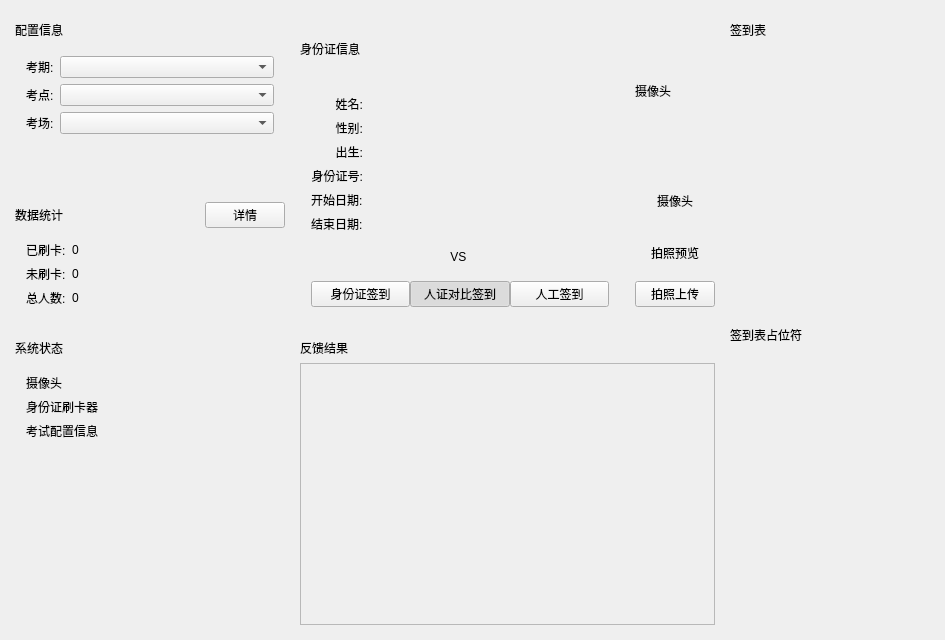
Qt form AiSign/gui/AiSignWidget.ui (xtuer/Qt) before a commit.
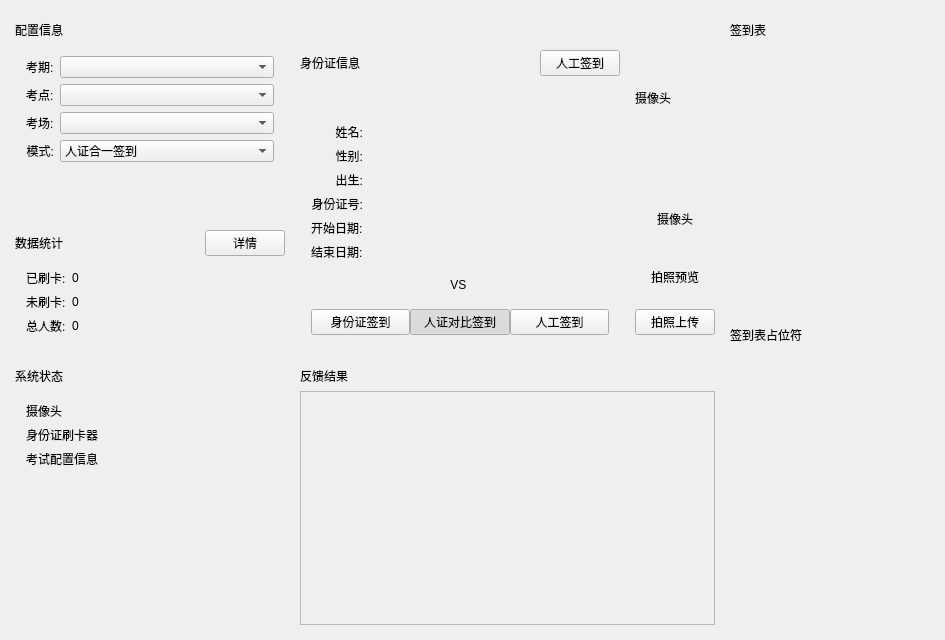
The same form after that commit.

The edit to the form file:
```diff
--- a/AiSign/gui/AiSignWidget.ui
+++ b/AiSign/gui/AiSignWidget.ui
@@ -158,7 +158,7 @@
                  <x>0</x>
                  <y>0</y>
                  <width>408</width>
-                 <height>286</height>
+                 <height>260</height>
                 </rect>
                </property>
                <layout class="QGridLayout" name="gridLayout_20">
@@ -437,8 +437,21 @@
             <string>ContainerContentWidget</string>
            </property>
            <layout class="QGridLayout" name="gridLayout_13">
-            <item row="1" column="1">
-             <widget class="QComboBox" name="siteComboBox"/>
+            <item row="2" column="1">
+             <widget class="QComboBox" name="roomComboBox"/>
+            </item>
+            <item row="4" column="1">
+             <spacer name="verticalSpacer">
+              <property name="orientation">
+               <enum>Qt::Vertical</enum>
+              </property>
+              <property name="sizeHint" stdset="0">
+               <size>
+                <width>20</width>
+                <height>40</height>
+               </size>
+              </property>
+             </spacer>
             </item>
             <item row="0" column="0">
              <widget class="QLabel" name="label_13">
@@ -456,22 +469,6 @@
               </property>
              </widget>
             </item>
-            <item row="2" column="1">
-             <widget class="QComboBox" name="roomComboBox"/>
-            </item>
-            <item row="2" column="0">
-             <widget class="QLabel" name="label_15">
-              <property name="text">
-               <string>考场:</string>
-              </property>
-              <property name="class" stdset="0">
-               <string>Info</string>
-              </property>
-             </widget>
-            </item>
-            <item row="0" column="1">
-             <widget class="QComboBox" name="periodComboBox"/>
-            </item>
             <item row="1" column="0">
              <widget class="QLabel" name="label_14">
               <property name="text">
@@ -482,18 +479,48 @@
               </property>
              </widget>
             </item>
+            <item row="0" column="1">
+             <widget class="QComboBox" name="periodComboBox"/>
+            </item>
+            <item row="2" column="0">
+             <widget class="QLabel" name="label_15">
+              <property name="text">
+               <string>考场:</string>
+              </property>
+              <property name="class" stdset="0">
+               <string>Info</string>
+              </property>
+             </widget>
+            </item>
+            <item row="1" column="1">
+             <widget class="QComboBox" name="siteComboBox"/>
+            </item>
+            <item row="3" column="0">
+             <widget class="QLabel" name="label">
+              <property name="text">
+               <string>模式:</string>
+              </property>
+              <property name="alignment">
+               <set>Qt::AlignRight|Qt::AlignTrailing|Qt::AlignVCenter</set>
+              </property>
+              <property name="class" stdset="0">
+               <string>Info</string>
+              </property>
+             </widget>
+            </item>
             <item row="3" column="1">
-             <spacer name="verticalSpacer">
-              <property name="orientation">
-               <enum>Qt::Vertical</enum>
-              </property>
-              <property name="sizeHint" stdset="0">
-               <size>
-                <width>20</width>
-                <height>40</height>
-               </size>
-              </property>
-             </spacer>
+             <widget class="QComboBox" name="signInModeComboBox">
+              <item>
+               <property name="text">
+                <string>人证合一签到</string>
+               </property>
+              </item>
+              <item>
+               <property name="text">
+                <string>身份证签到</string>
+               </property>
+              </item>
+             </widget>
             </item>
            </layout>
           </widget>
@@ -830,7 +857,7 @@
            <property name="class" stdset="0">
             <string>ContainerTitlebar</string>
            </property>
-           <layout class="QGridLayout" name="gridLayout_8">
+           <layout class="QHBoxLayout" name="horizontalLayout_2">
             <property name="leftMargin">
              <number>0</number>
             </property>
@@ -843,11 +870,14 @@
             <property name="bottomMargin">
              <number>0</number>
             </property>
-            <property name="horizontalSpacing">
-             <number>10</number>
-            </property>
-            <item row="0" column="0">
+            <item>
              <widget class="QLabel" name="idCardLabel">
+              <property name="sizePolicy">
+               <sizepolicy hsizetype="Expanding" vsizetype="Preferred">
+                <horstretch>0</horstretch>
+                <verstretch>0</verstretch>
+               </sizepolicy>
+              </property>
               <property name="minimumSize">
                <size>
                 <width>40</width>
@@ -868,6 +898,13 @@
               </property>
              </widget>
             </item>
+            <item>
+             <widget class="QPushButton" name="signInManualButton2">
+              <property name="text">
+               <string>人工签到</string>
+              </property>
+             </widget>
+            </item>
            </layout>
           </widget>
          </item>
```
